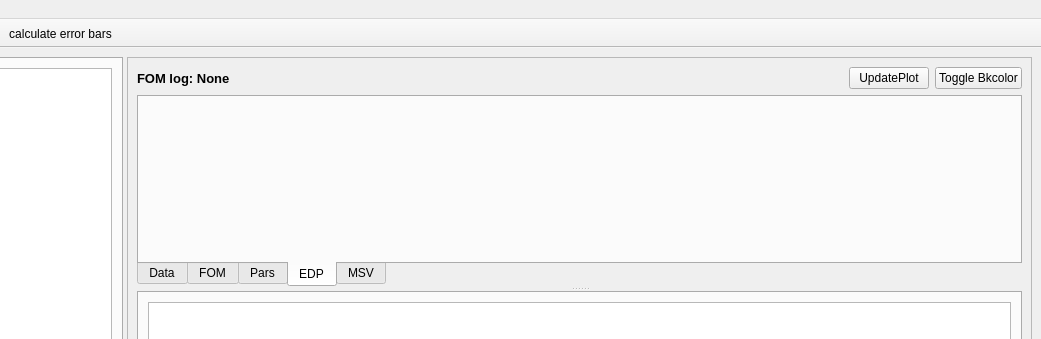
First picture: the form in projects/superrod/superrod3.ui, repository jackey-qiu/DaFy, before the edit; both pictures show x 399 to 1440 and y 0 to 339 of the 1440 by 830 pixel window.
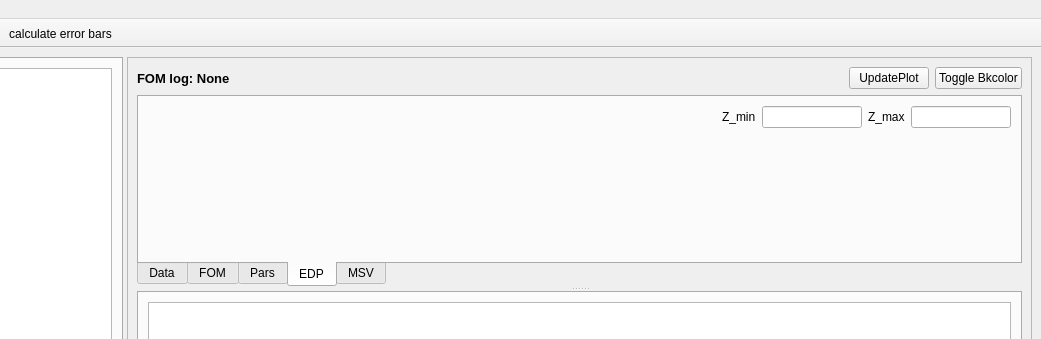
Second picture: the form after the edit. Icons and pictures are not drawn. Custom widgets are drawn as their Qt base class.

Commit message: add lineEdit widget to specify the range for plotting e density profile; remove the warning of boundary check, useless

Diff of the .ui file:
```diff
--- a/projects/superrod/superrod3.ui
+++ b/projects/superrod/superrod3.ui
@@ -363,7 +363,70 @@
             <attribute name="title">
              <string>EDP</string>
             </attribute>
-            <layout class="QHBoxLayout" name="horizontalLayout_8">
+            <layout class="QVBoxLayout" name="verticalLayout_4">
+             <item>
+              <layout class="QHBoxLayout" name="horizontalLayout_8">
+               <item>
+                <spacer name="horizontalSpacer_3">
+                 <property name="orientation">
+                  <enum>Qt::Horizontal</enum>
+                 </property>
+                 <property name="sizeHint" stdset="0">
+                  <size>
+                   <width>40</width>
+                   <height>20</height>
+                  </size>
+                 </property>
+                </spacer>
+               </item>
+               <item>
+                <widget class="QLabel" name="label_7">
+                 <property name="text">
+                  <string>Z_min</string>
+                 </property>
+                </widget>
+               </item>
+               <item>
+                <widget class="QLineEdit" name="lineEdit_z_min">
+                 <property name="sizePolicy">
+                  <sizepolicy hsizetype="Fixed" vsizetype="Fixed">
+                   <horstretch>0</horstretch>
+                   <verstretch>0</verstretch>
+                  </sizepolicy>
+                 </property>
+                 <property name="maximumSize">
+                  <size>
+                   <width>100</width>
+                   <height>16777215</height>
+                  </size>
+                 </property>
+                </widget>
+               </item>
+               <item>
+                <widget class="QLabel" name="label_8">
+                 <property name="text">
+                  <string>Z_max</string>
+                 </property>
+                </widget>
+               </item>
+               <item>
+                <widget class="QLineEdit" name="lineEdit_z_max">
+                 <property name="sizePolicy">
+                  <sizepolicy hsizetype="Fixed" vsizetype="Fixed">
+                   <horstretch>0</horstretch>
+                   <verstretch>0</verstretch>
+                  </sizepolicy>
+                 </property>
+                 <property name="maximumSize">
+                  <size>
+                   <width>100</width>
+                   <height>16777215</height>
+                  </size>
+                 </property>
+                </widget>
+               </item>
+              </layout>
+             </item>
              <item>
               <widget class="GraphicsLayoutWidget" name="widget_fom_scan" native="true"/>
              </item>
```
The commit also changes 4 other files.
